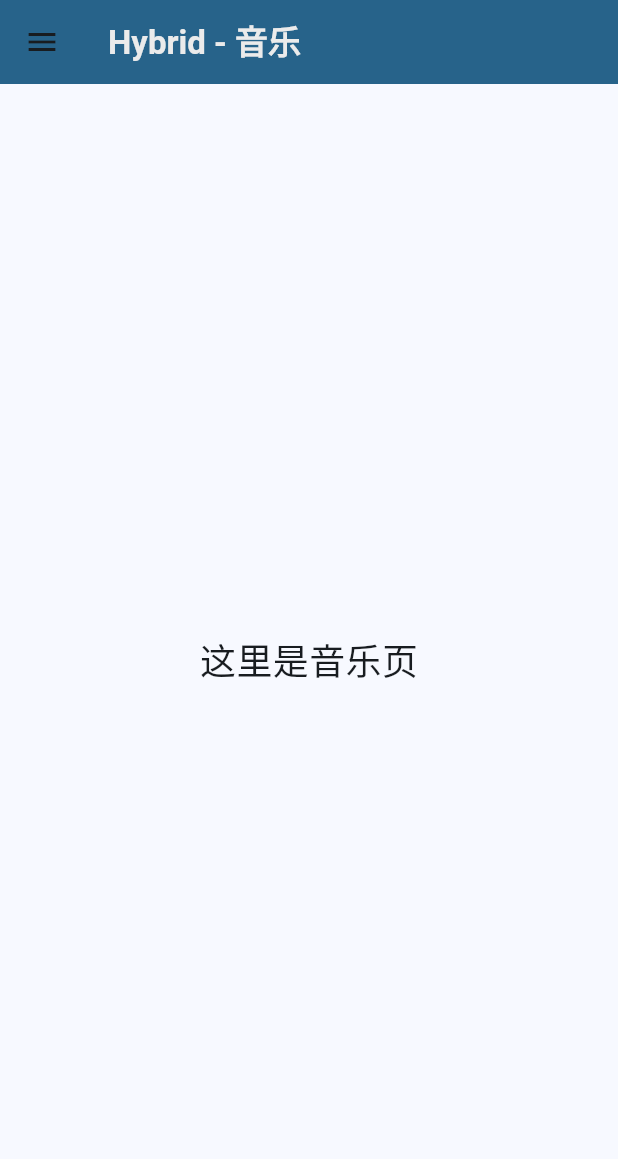
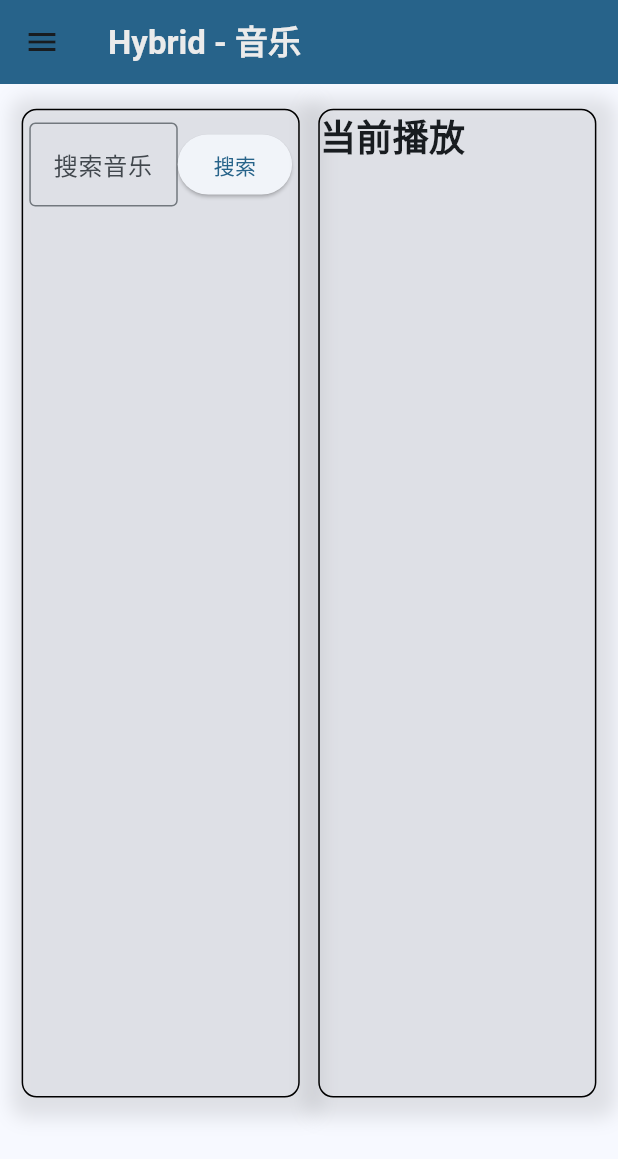
Before and after one commit to JamesXiaoMo/hybrid, a Flutter app: the MusicPage screen opened by its route, on a phone screen of 412 x 824 dp. Shown: the top 1159 px of the screen. Run offline on Flutter 3.47's test engine with Material 3 defaults, Android fonts, the light colour scheme and no system bars; our stand-ins replace audioplayers, dio.

Commit message:
添加音乐搜索功能，集成音频播放，优化主页和音乐页面布局

```diff
--- a/lib/components/login_widget.dart
+++ b/lib/components/login_widget.dart
@@ -67,7 +67,7 @@ class _LoginWidgetState extends State<LoginWidget> {
           mainAxisAlignment: MainAxisAlignment.center,
           children: [
             Text(
-              '欢迎 ${widget.userInfo["username"]}!',
+              '👏欢迎 ${widget.userInfo["username"]}!',
               style: TextStyle(fontSize: 24, fontWeight: FontWeight.bold),
             ),
             ElevatedButton(
--- /dev/null
+++ b/lib/components/music_search_widget.dart
@@ -0,0 +1,127 @@
+import 'package:flutter/material.dart';
+import '../apis/api_service.dart';
+import 'package:audioplayers/audioplayers.dart';
+
+class MusicSearchWidget extends StatefulWidget {
+  const MusicSearchWidget({super.key});
+
+  @override
+  State<MusicSearchWidget> createState() => _MusicSearchWidgetState();
+}
+
+class _MusicSearchWidgetState extends State<MusicSearchWidget> {
+  List<Map<String, dynamic>> searchedSongs = [];
+  List<Map<String, dynamic>> songsInfo = [];
+  late TextEditingController _controller;
+  late AudioPlayer _audioPlayer;
+
+  @override
+  void initState() {
+    super.initState();
+    _controller = TextEditingController();
+    _audioPlayer = AudioPlayer();
+  }
+
+  @override
+  void dispose() {
+    _controller.dispose();
+    _audioPlayer.dispose();
+    super.dispose();
+  }
+
+  void _playSong(String url) {
+    _audioPlayer.play(UrlSource(url));
+  }
+
+  @override
+  Widget build(BuildContext context) {
+    return Column(
+      children: [
+        SizedBox(height: MediaQuery.of(context).size.height * 0.01),
+        Row(
+          children: [
+            SizedBox(width: MediaQuery.of(context).size.width * 0.01),
+            Expanded(
+              child: TextField(
+                controller: _controller,
+                decoration: InputDecoration(
+                  labelText: '搜索音乐',
+                  border: OutlineInputBorder(),
+                ),
+              ),
+            ),
+            ElevatedButton(
+              onPressed: () async {
+                final results = await ApiService().searchSong(_controller.text);
+                setState(() {
+                  searchedSongs = List<Map<String, dynamic>>.from(
+                    results['result'],
+                  );
+                });
+              },
+              child: Text('搜索'),
+            ),
+            SizedBox(width: MediaQuery.of(context).size.width * 0.01),
+          ],
+        ),
+        Expanded(
+          child: ListView.builder(
+            itemCount: searchedSongs.length,
+            itemBuilder: (context, index) {
+              final song = searchedSongs[index];
+              return Card(
+                margin: const EdgeInsets.symmetric(vertical: 6, horizontal: 10),
+                shape: RoundedRectangleBorder(
+                  borderRadius: BorderRadius.circular(10),
+                ),
+                elevation: 3,
+                child: InkWell(
+                  borderRadius: BorderRadius.circular(10),
+                  onTap: () async {
+                    final songInfo = await ApiService().getSong(
+                      song['id'].toString(),
+                    );
+                    _playSong(songInfo['url']);
+                  },
+                  child: Row(
+                    children: [
+                      ClipRRect(
+                        borderRadius: BorderRadius.circular(8),
+                        child: Image.network(
+                          song["picUrl"],
+                          width: 60,
+                          height: 60,
+                          fit: BoxFit.cover,
+                        ),
+                      ),
+                      const SizedBox(width: 10),
+                      Expanded(
+                        child: Column(
+                          crossAxisAlignment: CrossAxisAlignment.start,
+                          children: [
+                            Text(
+                              song['name'],
+                              style: const TextStyle(
+                                fontSize: 16,
+                                fontWeight: FontWeight.bold,
+                              ),
+                            ),
+                            Text(
+                              song['artists'],
+                              style: const TextStyle(color: Colors.grey),
+                            ),
+                          ],
+                        ),
+                      ),
+                      const Icon(Icons.chevron_right, color: Colors.grey),
+                    ],
+                  ),
+                ),
+              );
+            },
+          ),
+        ),
+      ],
+    );
+  }
+}
--- a/lib/pages/music_page.dart
+++ b/lib/pages/music_page.dart
@@ -1,5 +1,6 @@
 import 'package:flutter/material.dart';
 import '../components/app_drawer_widget.dart';
+import '../components/music_search_widget.dart';
 
 class MusicPage extends StatelessWidget {
   const MusicPage({super.key});
@@ -18,8 +19,62 @@ class MusicPage extends StatelessWidget {
         ),
       ),
       drawer: AppDrawer(),
-      body: Center(
-        child: Text('这里是音乐页', style: TextStyle(fontSize: 24)),
+      body: Row(
+        mainAxisAlignment: MainAxisAlignment.center,
+        children: [
+          Column(
+            children: [
+              SizedBox(height: MediaQuery.of(context).size.height * 0.02),
+              Container(
+                constraints: BoxConstraints.tightFor(
+                  width: MediaQuery.of(context).size.width * 0.45,
+                  height: MediaQuery.of(context).size.height * 0.8,
+                ),
+                decoration: BoxDecoration(
+                  border: Border.all(),
+                  borderRadius: BorderRadius.all(Radius.circular(10.0)),
+                  boxShadow: [
+                    BoxShadow(
+                      color: Color.fromRGBO(0, 0, 0, 0.1),
+                      spreadRadius: 10,
+                      blurRadius: 10,
+                      offset: Offset(3, 3),
+                    ),
+                  ],
+                ),
+                child: MusicSearchWidget(),
+              ),
+            ],
+          ),
+          SizedBox(width: MediaQuery.of(context).size.width * 0.03),
+          Column(
+            children: [
+              SizedBox(height: MediaQuery.of(context).size.height * 0.02),
+              Container(
+                constraints: BoxConstraints.tightFor(
+                  width: MediaQuery.of(context).size.width * 0.45,
+                  height: MediaQuery.of(context).size.height * 0.8,
+                ),
+                decoration: BoxDecoration(
+                  border: Border.all(),
+                  borderRadius: BorderRadius.all(Radius.circular(10.0)),
+                  boxShadow: [
+                    BoxShadow(
+                      color: Color.fromRGBO(0, 0, 0, 0.1),
+                      spreadRadius: 10,
+                      blurRadius: 10,
+                      offset: Offset(3, 3),
+                    ),
+                  ],
+                ),
+                child: Text(
+                  '当前播放',
+                  style: TextStyle(fontSize: 24, fontWeight: FontWeight.bold),
+                ),
+              ),
+            ],
+          ),
+        ],
       ),
     );
   }
--- a/pubspec.yaml
+++ b/pubspec.yaml
@@ -37,6 +37,7 @@ dependencies:
   dio: ^5.9.0
   path_provider: ^2.1.5
   crypto: ^3.0.6
+  audioplayers: ^6.5.0
 
 dev_dependencies:
   flutter_test:
```
Also changed, not shown: lib/apis/api_service.dart (+46 -0 lines), lib/pages/home_page.dart (+10 -7 lines), lib/main.dart (line endings or trailing spaces), pubspec.lock, 5 other files.
